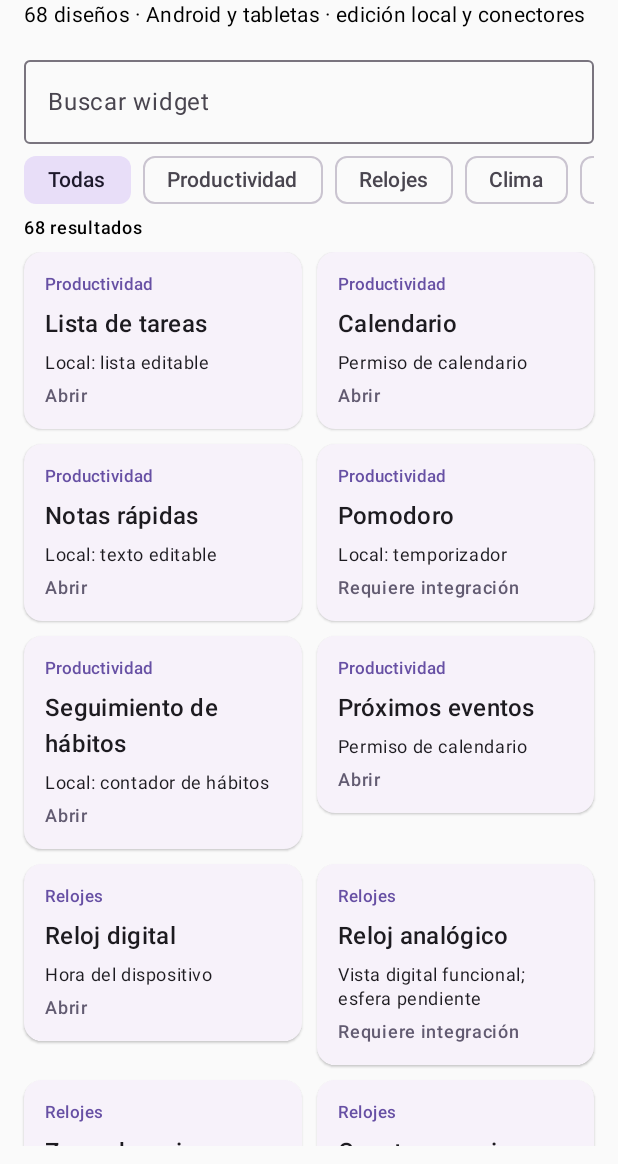
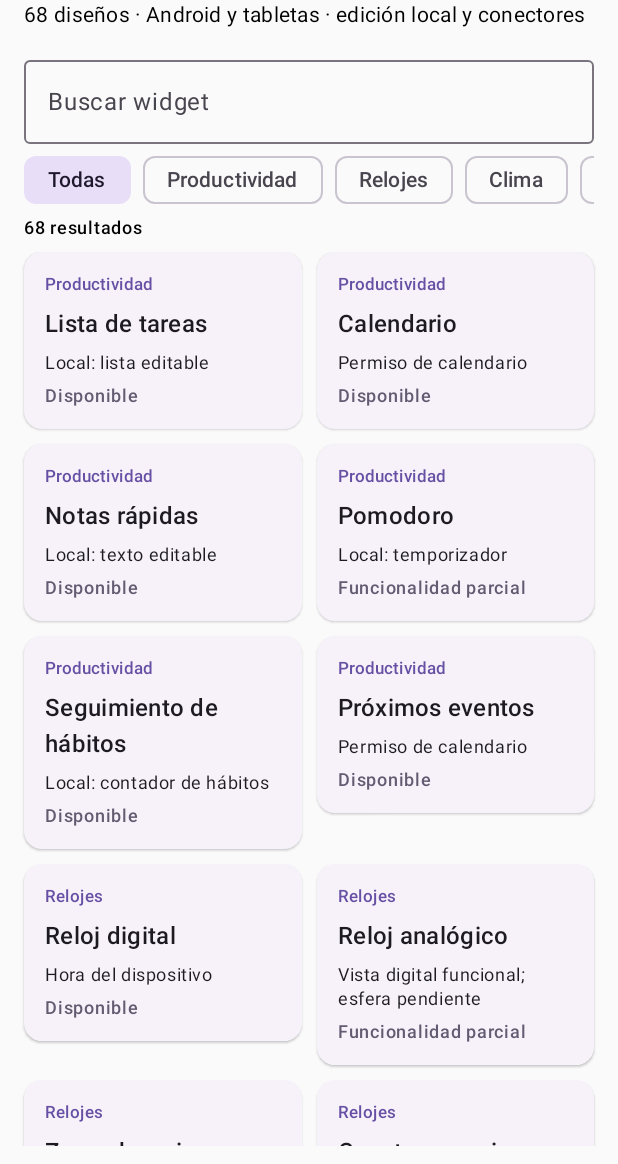
Before and after one commit to miguelpinto9988-byte/widgets, an Android app built with Jetpack Compose: the screen it shows after launch (MainActivity), after a tap on "Todas", on a phone screen of 412 x 824 dp, the part 72-1236 px from its top. Run offline under Robolectric (Android 15) with nearby library versions, the phone set to English and light mode, and no system bars.

Commit message:
Clarify partial widget availability in catalog

```diff
--- a/app/src/main/java/com/widgetslab/app/MainActivity.kt
+++ b/app/src/main/java/com/widgetslab/app/MainActivity.kt
@@ -122,7 +122,11 @@ private fun WidgetLibrary(initialId: String?) {
                         Text(spec.requirement, style = MaterialTheme.typography.bodySmall,
                             maxLines = 3)
                         Text(
-                            if (spec.ready) "Abrir" else "Requiere integración",
+                            when (spec.status) {
+                                WidgetStatus.READY -> "Disponible"
+                                WidgetStatus.PARTIAL -> "Funcionalidad parcial"
+                                WidgetStatus.REQUIRES_INTEGRATION -> "Requiere integración"
+                            },
                             style = MaterialTheme.typography.labelMedium,
                             color = MaterialTheme.colorScheme.secondary
                         )
```
